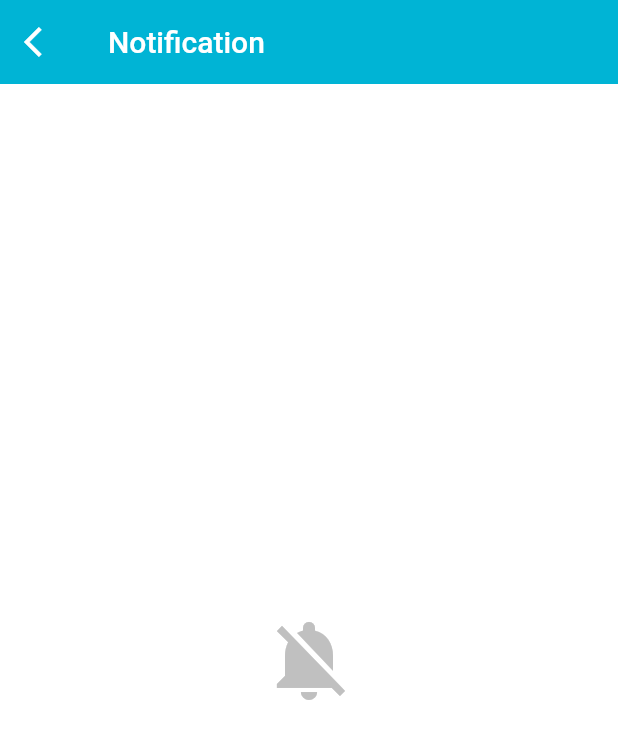
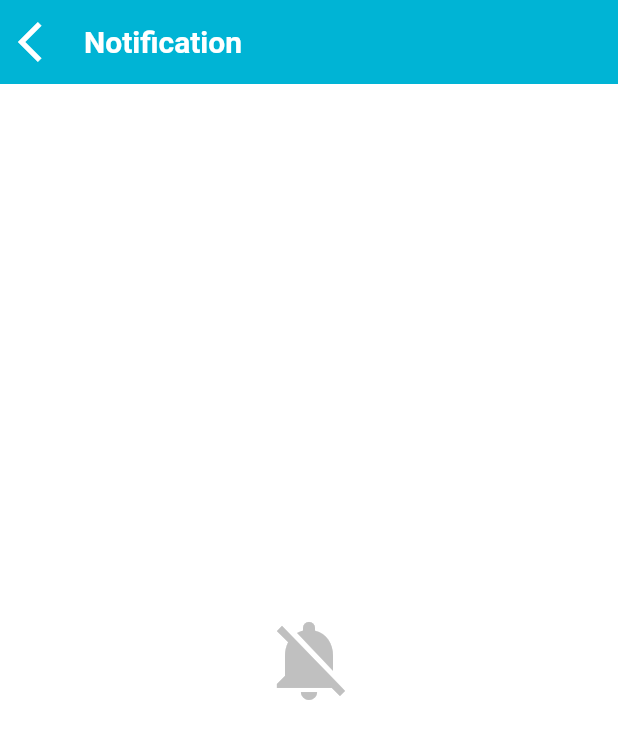
Before and after one commit to OeungChheanghok123/LoyEat, a Flutter app: the HomePage screen opened directly, after a tap on the "notifications" icon, on a phone screen of 412 x 824 dp. Shown: the top 739 px of the screen. Run offline on Flutter 3.47's test engine with Material 2 defaults, Android fonts, the phone set to English and light mode, and no system bars; our stand-ins replace dotted_line, flutter_svg.

Commit message:
updated on 2-Feb-22

```diff
--- a/lib/screens/main_screen/account_page.dart
+++ b/lib/screens/main_screen/account_page.dart
@@ -11,6 +11,7 @@ class AccountPage extends StatelessWidget {
       child: Scaffold(
         extendBody: true,
         backgroundColor: white,
+        appBar: null,
         body: AccountPageWidget(),
       ),
     );
--- a/lib/screens/main_screen/home_page.dart
+++ b/lib/screens/main_screen/home_page.dart
@@ -15,7 +15,7 @@ class HomePage extends StatefulWidget {
 class _HomePageState extends State<HomePage> {
 
   bool isToggleClick = false;
-  int notificationCounter = 0;
+  int notificationCounter = 1;
 
   @override
   Widget build(BuildContext context) {
--- a/lib/screens/other_screen/home_screen/notification_page.dart
+++ b/lib/screens/other_screen/home_screen/notification_page.dart
@@ -1,5 +1,8 @@
 import 'package:flutter/material.dart';
 import 'package:loy_eat/widgets/layout_widget/color.dart';
+import 'package:loy_eat/widgets/layout_widget/icon_widget.dart';
+import 'package:loy_eat/widgets/layout_widget/text_widget.dart';
+import 'package:loy_eat/widgets/page_widget/notification_page_widget.dart';
 
 class NotificationPage extends StatefulWidget {
   const NotificationPage({Key? key}) : super(key: key);
@@ -11,24 +14,34 @@ class NotificationPage extends StatefulWidget {
 class _NotificationPageState extends State<NotificationPage> {
   @override
   Widget build(BuildContext context) {
-    return Scaffold(
+    return SafeArea(
+      child: Scaffold(
+        extendBody: true,
         backgroundColor: white,
-      appBar: AppBar(
+        appBar: _buildAppBar(),
+        body: const NotificationPageWidget(),
+      ),
+    );
+  }
+
+  AppBar _buildAppBar(){
+    return AppBar(
       backgroundColor: rabbit,
       elevation: 0,
       leading: InkWell(
         onTap: () => Navigator.pop(context),
-          child: const Icon(Icons.arrow_back_ios,
+        child: const IconWidget(
+          icon: Icons.arrow_back_ios,
           color: white,
+          size: 32,
         ),
       ),
-        title: const Text('Notification'),
-      ),
-      body: const Center(
-        child: Icon(Icons.notifications_off,
-          size: 64,
-          color: silver,
-        ),
+      titleSpacing: 0,
+      title: const TextWidget(
+        text: 'Notification',
+        size: 20,
+        fontWeight: FontWeight.bold,
+        color: white,
       ),
     );
   }
--- a/lib/widgets/layout_widget/icon_button_widget.dart
+++ b/lib/widgets/layout_widget/image_icon_widget.dart
@@ -1,13 +1,13 @@
 import 'package:flutter/material.dart';
 import 'package:loy_eat/widgets/layout_widget/color.dart';
 
-class IconButtonWidget extends StatelessWidget {
+class ImageIconWidget extends StatelessWidget {
   final double size;
   final Color borderColor;
   final Color backgroundColor;
   final String image;
 
-  const IconButtonWidget({
+  const ImageIconWidget({
     Key? key,
     required this.image,
     this.size = 30,
--- a/lib/widgets/page_widget/account_page_widget.dart
+++ b/lib/widgets/page_widget/account_page_widget.dart
@@ -1,5 +1,6 @@
 import 'package:flutter/material.dart';
 import 'package:loy_eat/widgets/layout_widget/color.dart';
+import 'package:loy_eat/widgets/layout_widget/icon_widget.dart';
 import 'package:loy_eat/widgets/layout_widget/space.dart';
 import 'package:loy_eat/screens/other_screen/account_screen/edit_profile_page.dart';
 import 'package:loy_eat/screens/other_screen/account_screen/feedback_page.dart';
@@ -7,6 +8,7 @@ import 'package:loy_eat/screens/other_screen/account_screen/invite_friend_page.d
 import 'package:loy_eat/screens/other_screen/account_screen/language_page.dart';
 import 'package:loy_eat/screens/other_screen/account_screen/rating_score_page.dart';
 import 'package:loy_eat/screens/other_screen/account_screen/support_page.dart';
+import 'package:loy_eat/widgets/layout_widget/text_widget.dart';
 
 class AccountPageWidget extends StatefulWidget {
   const AccountPageWidget({Key? key}) : super(key: key);
@@ -16,6 +18,8 @@ class AccountPageWidget extends StatefulWidget {
 }
 
 class _AccountPageWidgetState extends State<AccountPageWidget> {
+  String driverName = '';
+
   @override
   Widget build(BuildContext context) {
     Size size = MediaQuery.of(context).size;
@@ -28,7 +32,6 @@ class _AccountPageWidgetState extends State<AccountPageWidget> {
         child: Column(
           children: <Widget>[
             _buildDriverDetail,
-            const Space(width: 15),
             _buildMenu,
             _buildButtonLogout,
           ],
@@ -52,12 +55,13 @@ class _AccountPageWidgetState extends State<AccountPageWidget> {
             Column(
               crossAxisAlignment: CrossAxisAlignment.center,
               children: [
-                _buildIcon(Icons.account_circle_rounded, 60, rabbit),
+                const IconWidget(icon: Icons.account_circle_rounded, size: 60),
                 Row(
-                  children: [
-                    _buildIcon(Icons.image_rounded, 16, silver),
-                    const Space(),
-                    _buildIcon(Icons.photo_camera_rounded, 16, silver),
+                  crossAxisAlignment: CrossAxisAlignment.start,
+                  children: const <Widget> [
+                    IconWidget(icon: Icons.image_rounded, size: 16, color: silver),
+                    Space(),
+                    IconWidget(icon: Icons.photo_camera_rounded, size: 16, color: silver),
                   ],
                 )
               ],
@@ -65,10 +69,10 @@ class _AccountPageWidgetState extends State<AccountPageWidget> {
             const Space(width: 20),
             Column(
               crossAxisAlignment: CrossAxisAlignment.start,
-              children: [
-                _buildText('Plang Phalla', 14, black, FontWeight.bold),
-                const Space(width: 10),
-                _buildText('093 807 808', 12, silver, FontWeight.normal),
+              children: const <Widget> [
+                TextWidget(isTitle: true, text: 'Plang Phalla'),
+                Space(width: 10),
+                TextWidget(text: '093 807 808', color: silver),
               ],
             ),
           ],
@@ -118,21 +122,6 @@ class _AccountPageWidgetState extends State<AccountPageWidget> {
     );
   }
 
-  Widget _buildIcon(IconData icon, double size, Color color){
-    return Icon(icon,
-      size: size,
-      color: color,
-    );
-  }
-  Widget _buildText(String text, double fontSize, Color fontColor, FontWeight fontWeight){
-    return Text(text,
-      style: TextStyle(
-        fontSize: fontSize,
-        color: fontColor,
-        fontWeight: fontWeight,
-      ),
-    );
-  }
   Widget _buildMenuItem(IconData leadingIcon, String text, Widget page){
     return Column(
       crossAxisAlignment: CrossAxisAlignment.center,
--- a/lib/widgets/page_widget/become_driver_page_widget.dart
+++ b/lib/widgets/page_widget/become_driver_page_widget.dart
@@ -3,7 +3,7 @@ import 'package:loy_eat/models/location.dart';
 import 'package:loy_eat/screens/flash_screen/instruction_page.dart';
 import 'package:loy_eat/widgets/layout_widget/button_widget.dart';
 import 'package:loy_eat/widgets/layout_widget/color.dart';
-import 'package:loy_eat/widgets/layout_widget/icon_button_widget.dart';
+import 'package:loy_eat/widgets/layout_widget/image_icon_widget.dart';
 import 'package:loy_eat/widgets/layout_widget/icon_widget.dart';
 import 'package:loy_eat/widgets/layout_widget/radio_button_widget.dart';
 import 'package:loy_eat/widgets/layout_widget/space.dart';
@@ -307,7 +307,7 @@ class _BecomeDriverPageWidgetState extends State<BecomeDriverPageWidget> {
       margin: const EdgeInsets.fromLTRB(0, 5, 10, 5),
       child: Row (
         children: [
-          IconButtonWidget(
+          ImageIconWidget(
             image: image,
             borderColor: borderColor,
             backgroundColor: backgroundColor,
--- a/lib/widgets/page_widget/home_page_widget.dart
+++ b/lib/widgets/page_widget/home_page_widget.dart
@@ -1,6 +1,9 @@
 import 'package:dotted_line/dotted_line.dart';
 import 'package:flutter/material.dart';
 import 'package:loy_eat/widgets/layout_widget/color.dart';
+import 'package:loy_eat/widgets/layout_widget/icon_widget.dart';
+import 'package:loy_eat/widgets/layout_widget/space.dart';
+import 'package:loy_eat/widgets/layout_widget/text_widget.dart';
 
 class HomePageWidget extends StatefulWidget {
   const HomePageWidget({Key? key}) : super(key: key);
@@ -13,7 +16,7 @@ class _HomePageWidgetState extends State<HomePageWidget> {
   String online = '30h:22m';
   String trips = '17';
   String points = '150';
-  String distance = '30km';
+  String distance = '30Km';
   String customerRating = '4.5/5 rating';
   String merchantRating = '4.0/5 rating';
 
@@ -50,33 +53,36 @@ class _HomePageWidgetState extends State<HomePageWidget> {
         SizedBox(
           width: 250,
           child: Row(
-            mainAxisAlignment: MainAxisAlignment.spaceAround,
-            children: [
-              _buildText('15 - Nov - 2021', 14, FontWeight.normal),
-              _buildIcon(Icons.arrow_right_alt, black, 20),
-              _buildText('22 - Nov - 2021', 14, FontWeight.normal),
+            mainAxisAlignment: MainAxisAlignment.center,
+            children: const <Widget> [
+              TextWidget(text: '15 - Nov - 2021'),
+              Space(width: 5),
+              IconWidget(icon: Icons.arrow_right_alt, color: black),
+              Space(width: 5),
+              TextWidget(text: '22 - Nov - 2021'),
+              Space(width: 5),
+              IconWidget(icon: Icons.arrow_drop_down, color: black),
             ],
           ),
         ),
-        _buildIcon(Icons.arrow_drop_down, black, 20),
       ],
     );
   }
   Widget get _buildChart {
     return Container(
       margin: const EdgeInsets.only(top: 15, bottom: 5),
-      color: white,
-      height: 170,
+      color: rabbit,
+      height: 180,
     );
   }
   Widget get _buildStatus {
     return Container(
-      margin: const EdgeInsets.fromLTRB(0, 15, 25, 15),
+      margin: const EdgeInsets.fromLTRB(10, 15, 25, 15),
       child: Column(
         mainAxisAlignment: MainAxisAlignment.start,
         crossAxisAlignment: CrossAxisAlignment.start,
         children: [
-          _buildText('Stats', 14, FontWeight.bold),
+          const TextWidget(isTitle: true, text: 'Stats'),
           Container(
             margin: const EdgeInsets.symmetric(vertical: 10),
             child: Row(
@@ -88,23 +94,23 @@ class _HomePageWidgetState extends State<HomePageWidget> {
                     Column(
                       crossAxisAlignment: CrossAxisAlignment.start,
                       children: [
-                        _buildText('Online', 12, FontWeight.normal),
-                        const SizedBox(height: 5),
-                        Padding(
+                        const TextWidget(text: 'Online'),
+                        const Space(),
+                        Container(
                           padding: const EdgeInsets.only(left: 1.5),
-                          child: _buildText(online, 12, FontWeight.bold),
+                          child: _buildDetailText(online),
                         ),
                       ],
                     ),
-                    const SizedBox(height: 20),
+                    const Space(height: 20),
                     Column(
                       crossAxisAlignment: CrossAxisAlignment.start,
                       children: [
-                        _buildText('Distance', 12, FontWeight.normal),
-                        const SizedBox(height: 5),
-                        Padding(
+                        const TextWidget(text: 'Distance'),
+                        const Space(),
+                        Container(
                           padding: const EdgeInsets.only(left: 1.5),
-                          child: _buildText(distance, 12, FontWeight.bold),
+                          child: _buildDetailText(distance),
                         ),
                       ],
                     ),
@@ -116,23 +122,23 @@ class _HomePageWidgetState extends State<HomePageWidget> {
                     Column(
                       crossAxisAlignment: CrossAxisAlignment.start,
                       children: [
-                        _buildText('Trips', 12, FontWeight.normal),
-                        const SizedBox(height: 5),
-                        Padding(
+                        const TextWidget(text: 'Trips'),
+                        const Space(),
+                        Container(
                           padding: const EdgeInsets.only(left: 1.5),
-                          child: _buildText(trips, 12, FontWeight.bold),
+                          child: _buildDetailText(trips),
                         ),
                       ],
                     ),
-                    const SizedBox(height: 20),
+                    const Space(height: 20),
                     Column(
                       crossAxisAlignment: CrossAxisAlignment.start,
                       children: [
-                        _buildText('Customer', 12, FontWeight.normal),
-                        const SizedBox(height: 5),
-                        Padding(
+                        const TextWidget(text: 'Customer'),
+                        const Space(),
+                        Container(
                           padding: const EdgeInsets.only(left: 1.5),
-                          child: _buildText(customerRating, 12, FontWeight.bold),
+                          child: _buildDetailText(customerRating),
                         ),
                       ],
                     ),
@@ -144,23 +150,23 @@ class _HomePageWidgetState extends State<HomePageWidget> {
                     Column(
                       crossAxisAlignment: CrossAxisAlignment.start,
                       children: [
-                        _buildText('Points', 12, FontWeight.normal),
-                        const SizedBox(height: 5),
-                        Padding(
+                        const TextWidget(text: 'Points'),
+                        const Space(),
+                        Container(
                           padding: const EdgeInsets.only(left: 1.5),
-                          child: _buildText(points, 12, FontWeight.bold),
+                          child: _buildDetailText(points),
                         ),
                       ],
                     ),
-                    const SizedBox(height: 20),
+                    const Space(height: 20),
                     Column(
                       crossAxisAlignment: CrossAxisAlignment.start,
                       children: [
-                        _buildText('Merchant', 12, FontWeight.normal),
-                        const SizedBox(height: 5),
-                        Padding(
+                        const TextWidget(text: 'Merchant'),
+                        const Space(),
+                        Container(
                           padding: const EdgeInsets.only(left: 1.5),
-                          child: _buildText(merchantRating, 12, FontWeight.bold),
+                          child: _buildDetailText(merchantRating),
                         ),
                       ],
                     ),
@@ -175,14 +181,15 @@ class _HomePageWidgetState extends State<HomePageWidget> {
   }
   Widget get _buildBreakDown {
     totalEarnings = deliveryFee + bonus + tip;
-    const space = SizedBox(height: 8);
+    const space = Space(height: 8);
+
     return Container(
-      margin: const EdgeInsets.fromLTRB(0, 0, 25, 15),
+      margin: const EdgeInsets.fromLTRB(10, 0, 25, 15),
       child: Column(
         crossAxisAlignment: CrossAxisAlignment.start,
         mainAxisAlignment: MainAxisAlignment.start,
         children: [
-          _buildText('Breakdown', 14, FontWeight.bold),
+          const TextWidget(isTitle: true, text: 'Breakdown'),
           Container(
             margin: const EdgeInsets.symmetric(vertical: 10),
             child: Column(
@@ -190,8 +197,8 @@ class _HomePageWidgetState extends State<HomePageWidget> {
                 Row(
                   mainAxisAlignment: MainAxisAlignment.spaceBetween,
                   children: [
-                    _buildText('Net delivery fee', 12, FontWeight.normal),
-                    _buildText('\$${deliveryFee.toStringAsFixed(2)}', 12, FontWeight.normal),
+                    const TextWidget(text: 'Net delivery fee'),
+                    TextWidget(text: '\$${deliveryFee.toStringAsFixed(2)}'),
                   ],
                 ),
                 space,
@@ -204,8 +211,8 @@ class _HomePageWidgetState extends State<HomePageWidget> {
                 Row(
                   mainAxisAlignment: MainAxisAlignment.spaceBetween,
                   children: [
-                    _buildText('Bonus', 12, FontWeight.normal),
-                    _buildText('\$${bonus.toStringAsFixed(2)}', 12, FontWeight.normal),
+                    const TextWidget(text: 'Bonus'),
+                    TextWidget(text: '\$${bonus.toStringAsFixed(2)}'),
                   ],
                 ),
                 space,
@@ -218,8 +225,8 @@ class _HomePageWidgetState extends State<HomePageWidget> {
                 Row(
                   mainAxisAlignment: MainAxisAlignment.spaceBetween,
                   children: [
-                    _buildText('Tip', 12, FontWeight.normal),
-                    _buildText('\$${tip.toStringAsFixed(2)}', 12, FontWeight.normal),
+                    const TextWidget(text: 'Tip'),
+                    TextWidget(text: '\$${tip.toStringAsFixed(2)}'),
                   ],
                 ),
                 space,
@@ -231,16 +238,10 @@ class _HomePageWidgetState extends State<HomePageWidget> {
                 Row(
                   mainAxisAlignment: MainAxisAlignment.spaceBetween,
                   children: [
-                    _buildText('Total Earnings', 12, FontWeight.bold),
+                    const TextWidget(text: 'Total Earnings'),
                     Container(
                       color: rabbit,
-                      child: Text('\$${totalEarnings.toStringAsFixed(2)}',
-                        style: const TextStyle(
-                          fontSize: 12,
-                          fontWeight: FontWeight.bold,
-                          color: white,
-                        ),
-                      ),
+                      child: TextWidget(text: '\$${totalEarnings.toStringAsFixed(2)}', fontWeight: FontWeight.bold, color: white),
                     ),
                   ],
                 ),
@@ -252,15 +253,5 @@ class _HomePageWidgetState extends State<HomePageWidget> {
     );
   }
 
-  Widget _buildText(String text, double fontSize, FontWeight fontWeight) => Text(text,
-    style: TextStyle(
-      fontSize: fontSize,
-      fontWeight: fontWeight,
-      color: black,
-    ),
-  );
-  Widget _buildIcon(IconData icon, Color color, double size) => Icon(icon,
-    color: color,
-    size: size,
-  );
+  Widget _buildDetailText(String text) => TextWidget(text: text, fontWeight: FontWeight.bold);
 }
--- /dev/null
+++ b/lib/widgets/page_widget/notification_page_widget.dart
@@ -0,0 +1,23 @@
+import 'package:flutter/material.dart';
+import 'package:loy_eat/widgets/layout_widget/color.dart';
+import 'package:loy_eat/widgets/layout_widget/icon_widget.dart';
+
+class NotificationPageWidget extends StatefulWidget {
+  const NotificationPageWidget({Key? key}) : super(key: key);
+
+  @override
+  _NotificationPageWidgetState createState() => _NotificationPageWidgetState();
+}
+
+class _NotificationPageWidgetState extends State<NotificationPageWidget> {
+  @override
+  Widget build(BuildContext context) {
+    return const Center(
+      child: IconWidget(
+        icon: Icons.notifications_off,
+        size: 64,
+        color: silver,
+      ),
+    );
+  }
+}
```
Lines whose indentation alone changed are shown as unchanged.
